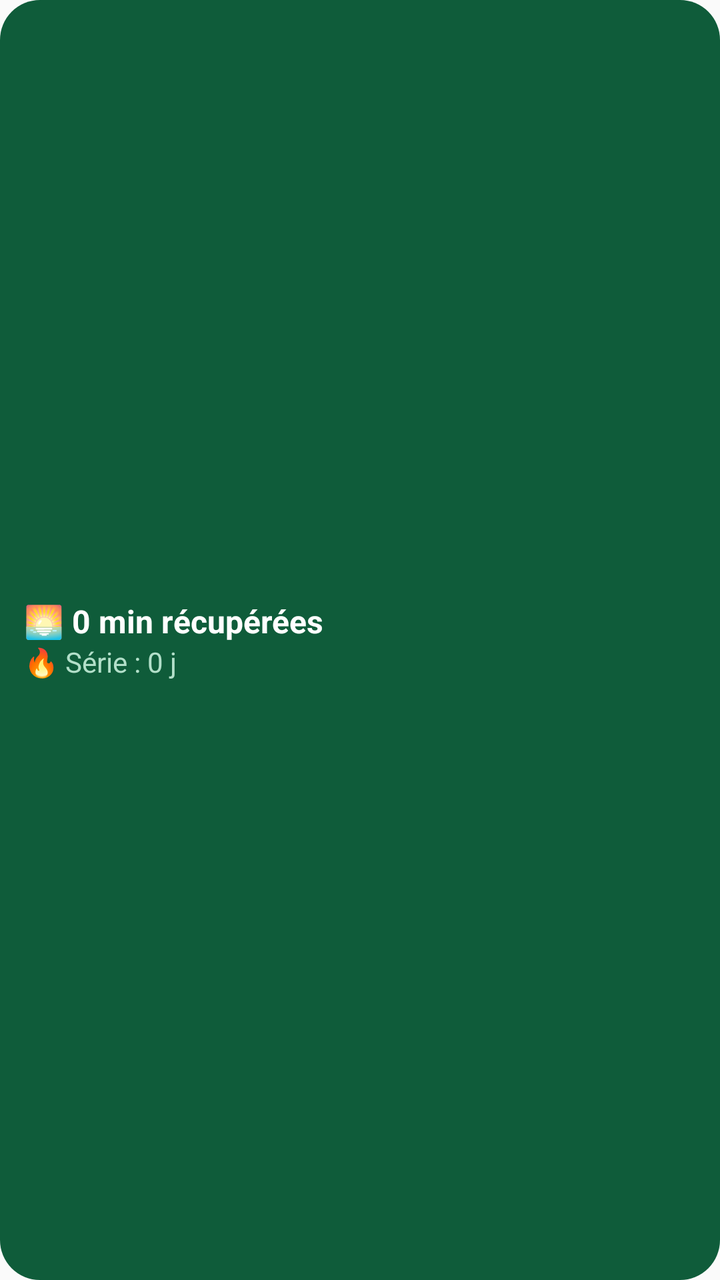
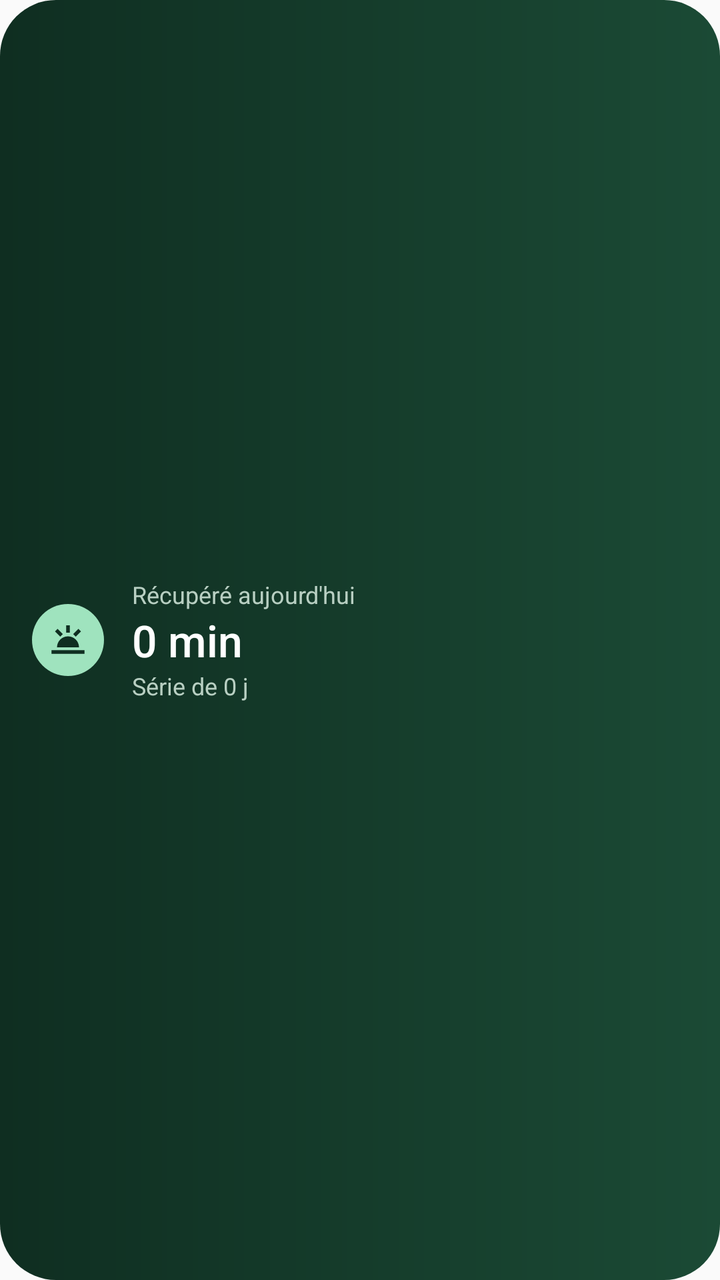

Screens rendered from an Android XML layout before and after an edit, with the pre-edit source and the edit as a unified diff.
<!-- AndroidManifest.xml: application theme AppTheme -->
<!-- res/layout/widget.xml -->
<?xml version="1.0" encoding="utf-8"?>
<LinearLayout xmlns:android="http://schemas.android.com/apk/res/android"
    android:id="@+id/w_root"
    android:layout_width="match_parent"
    android:layout_height="match_parent"
    android:background="@drawable/widget_bg"
    android:gravity="center_vertical"
    android:orientation="vertical"
    android:padding="12dp">

    <TextView
        android:id="@+id/w_saved"
        android:layout_width="wrap_content"
        android:layout_height="wrap_content"
        android:text="🌅 0 min récupérées"
        android:textColor="#FFFFFF"
        android:textSize="16sp"
        android:textStyle="bold" />

    <TextView
        android:id="@+id/w_streak"
        android:layout_width="wrap_content"
        android:layout_height="wrap_content"
        android:text="🔥 Série : 0 j"
        android:textColor="#B2DFC9"
        android:textSize="14sp" />
</LinearLayout>
<!-- resources referenced by this layout -->
<resources>
  <!-- drawable widget_bg (drawable) -->
  <?xml version="1.0" encoding="utf-8"?>
  <shape xmlns:android="http://schemas.android.com/apk/res/android" android:shape="rectangle">
      <solid android:color="#0F5C3A" />
      <corners android:radius="20dp" />
  </shape>
  <style name="AppTheme" parent="android:Theme.Material.Light.NoActionBar">
          <item name="android:colorAccent">@color/accent</item>
          <item name="android:colorPrimary">@color/accent</item>
      </style>
  <color name="accent">#1DB86A</color>
</resources>

<!-- the commit's change to res/layout/widget.xml (unified diff, before → after) -->
@@ -5,23 +5,50 @@
     android:layout_height="match_parent"
     android:background="@drawable/widget_bg"
     android:gravity="center_vertical"
-    android:orientation="vertical"
-    android:padding="12dp">
+    android:orientation="horizontal"
+    android:paddingStart="16dp"
+    android:paddingEnd="16dp">
 
-    <TextView
-        android:id="@+id/w_saved"
-        android:layout_width="wrap_content"
+    <ImageView
+        android:layout_width="36dp"
+        android:layout_height="36dp"
+        android:background="@drawable/widget_icon_bg"
+        android:contentDescription="@null"
+        android:padding="7dp"
+        android:src="@drawable/ic_notice"
+        android:tint="#0F2E21" />
+
+    <LinearLayout
+        android:layout_width="0dp"
         android:layout_height="wrap_content"
-        android:text="🌅 0 min récupérées"
-        android:textColor="#FFFFFF"
-        android:textSize="16sp"
-        android:textStyle="bold" />
+        android:layout_marginStart="14dp"
+        android:layout_weight="1"
+        android:orientation="vertical">
 
-    <TextView
-        android:id="@+id/w_streak"
-        android:layout_width="wrap_content"
-        android:layout_height="wrap_content"
-        android:text="🔥 Série : 0 j"
-        android:textColor="#B2DFC9"
-        android:textSize="14sp" />
+        <TextView
+            android:layout_width="wrap_content"
+            android:layout_height="wrap_content"
+            android:text="Récupéré aujourd'hui"
+            android:textColor="#B8CFC2"
+            android:textSize="12sp" />
+
+        <TextView
+            android:id="@+id/w_saved"
+            android:layout_width="wrap_content"
+            android:layout_height="wrap_content"
+            android:fontFamily="sans-serif-medium"
+            android:text="0 min"
+            android:textColor="#FFFFFF"
+            android:textSize="22sp" />
+
+        <TextView
+            android:id="@+id/w_streak"
+            android:layout_width="wrap_content"
+            android:layout_height="wrap_content"
+            android:maxLines="1"
+            android:ellipsize="end"
+            android:text="Série de 0 j"
+            android:textColor="#B8CFC2"
+            android:textSize="12sp" />
+    </LinearLayout>
 </LinearLayout>
<!-- resource entries referenced after the edit -->
@@ -1,10 +1,26 @@
 <!-- resources referenced by this layout -->
 <resources>
+  <!-- drawable ic_notice (drawable) -->
+  <?xml version="1.0" encoding="utf-8"?>
+  <vector xmlns:android="http://schemas.android.com/apk/res/android"
+      android:width="24dp"
+      android:height="24dp"
+      android:viewportWidth="24"
+      android:viewportHeight="24">
+      <path
+          android:fillColor="#FF000000"
+          android:pathData="M6,16a6,6 0,0 1,12 0zM3,17.5h18v2H3zM11,4h2v4h-2zM4.93,7.34l1.41,-1.41 2.83,2.83 -1.41,1.41zM19.07,7.34l-1.41,-1.41 -2.83,2.83 1.41,1.41z" />
+  </vector>
   <!-- drawable widget_bg (drawable) -->
   <?xml version="1.0" encoding="utf-8"?>
   <shape xmlns:android="http://schemas.android.com/apk/res/android" android:shape="rectangle">
-      <solid android:color="#0F5C3A" />
-      <corners android:radius="20dp" />
+      <gradient android:angle="0" android:startColor="#0F2E21" android:endColor="#1B4A35" />
+      <corners android:radius="28dp" />
+  </shape>
+  <!-- drawable widget_icon_bg (drawable) -->
+  <?xml version="1.0" encoding="utf-8"?>
+  <shape xmlns:android="http://schemas.android.com/apk/res/android" android:shape="oval">
+      <solid android:color="#9FE3BE" />
   </shape>
   <style name="AppTheme" parent="android:Theme.Material.Light.NoActionBar">
           <item name="android:colorAccent">@color/accent</item>
